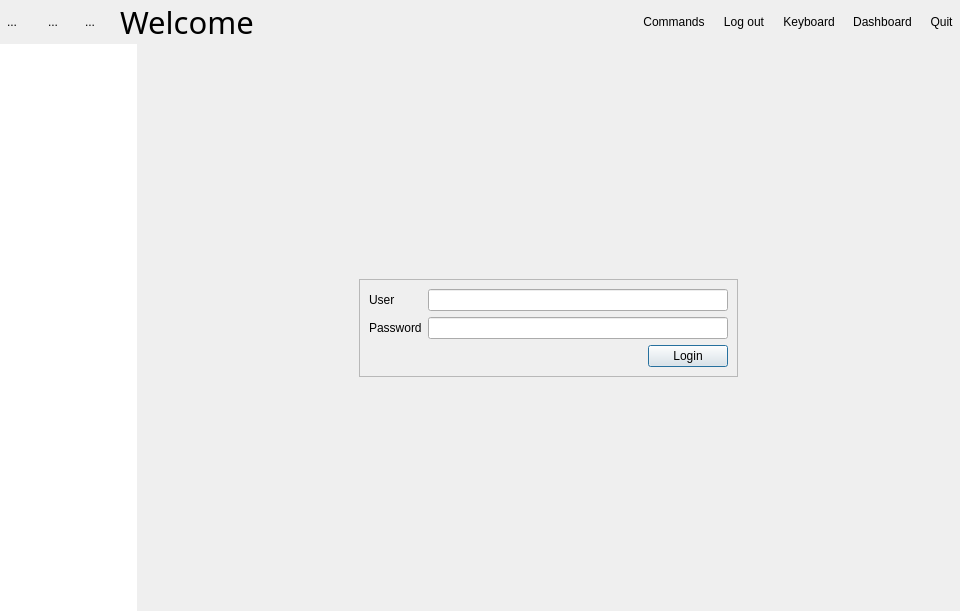
Before: the Qt Designer form Include/imtgui/CThumbnailDecoratorGuiComp.ui in ImagingTools/ImtCore, drawn with Qt 5.
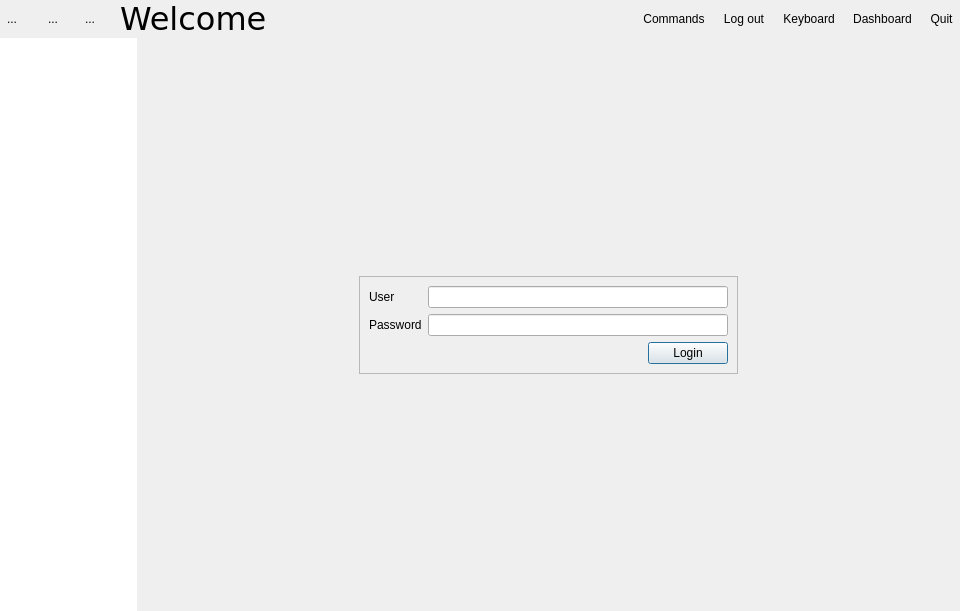
After: the same form once the commit is applied. Icons and pictures are not drawn.

Commit message: set font to verdana

The edit to the form file:
```diff
--- a/Include/imtgui/CThumbnailDecoratorGuiComp.ui
+++ b/Include/imtgui/CThumbnailDecoratorGuiComp.ui
@@ -184,8 +184,8 @@
             </property>
             <property name="font">
              <font>
-              <family>Lucida Sans Unicode</family>
-              <pointsize>23</pointsize>
+              <family>Verdana</family>
+              <pointsize>24</pointsize>
              </font>
             </property>
             <property name="text">
```
The commit also changes 1 other file.
